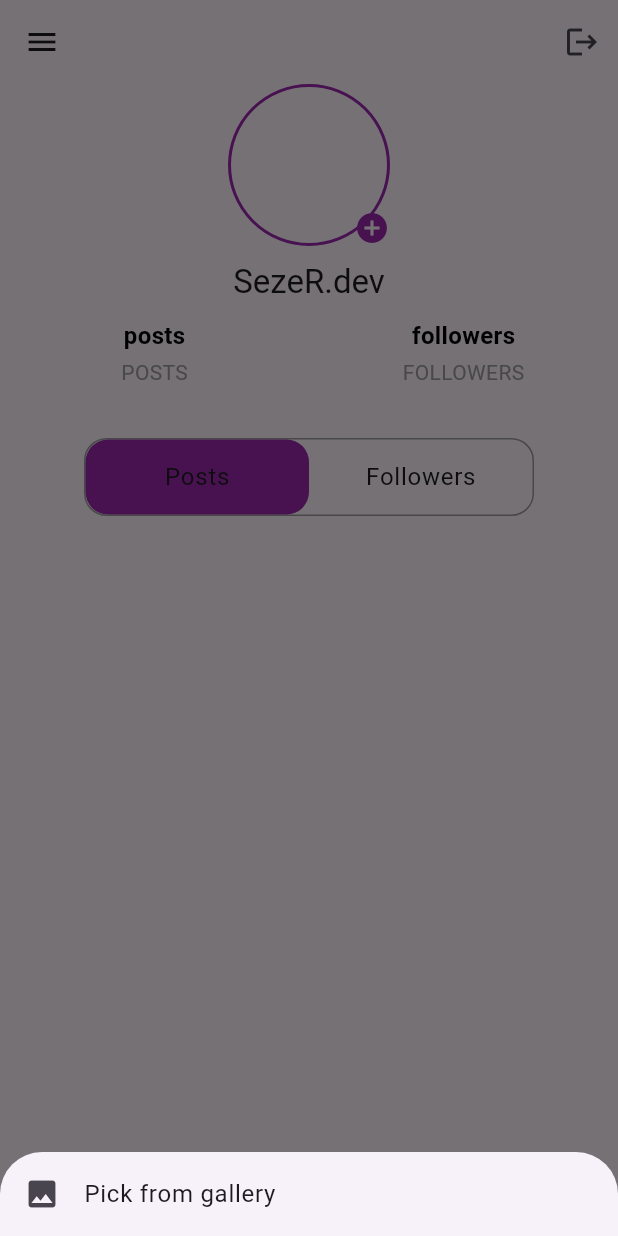
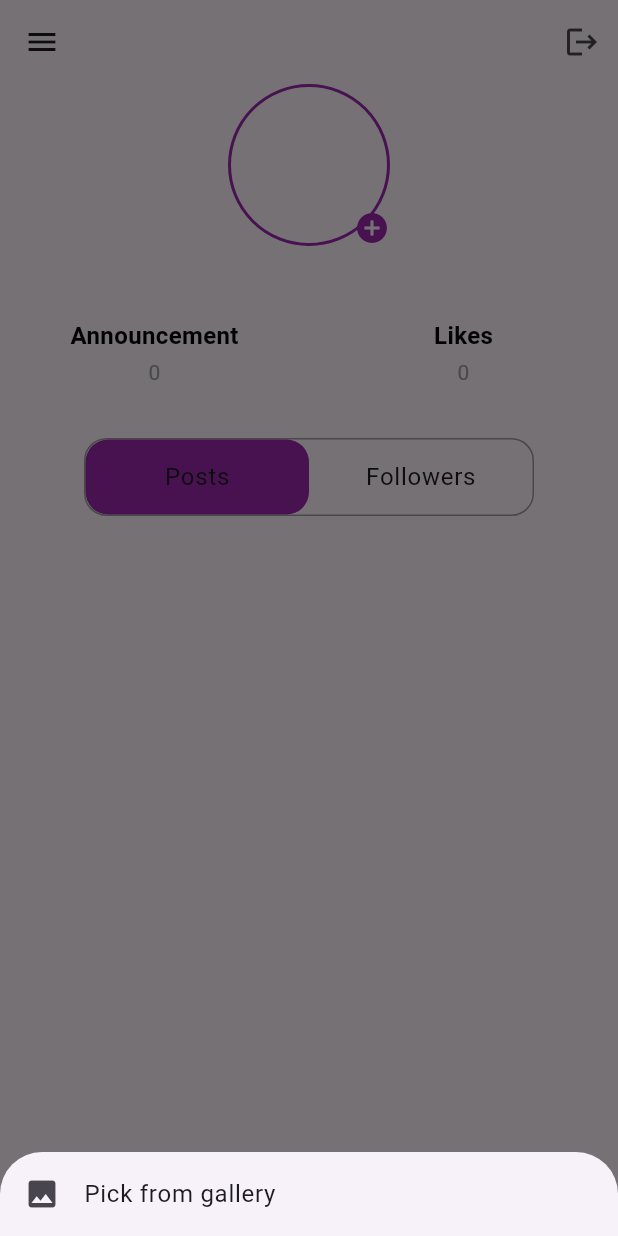
Before and after one commit to Nasibali144/announcement, a Flutter app: the ProfileScreen screen opened directly, after a tap on the "add circle" icon, on a phone screen of 412 x 824 dp. Run offline on Flutter 3.47's test engine with Material 2 defaults, Android fonts, the phone set to English and light mode, and no system bars; our stand-ins replace cached_network_image, carousel_slider, firebase_analytics, firebase_auth, firebase_core, firebase_crashlytics and 6 more; accounts and stored records are empty; network calls fail.

Commit message:
15 - commit

```diff
--- a/lib/domain/repositories/auth_repository.dart
+++ b/lib/domain/repositories/auth_repository.dart
@@ -9,6 +9,7 @@ abstract class AuthRepository {
   Future<User?> signUp(String username, String email, String password);
   Future<void> signOut();
   Future<void> deleteAccount();
+  Future<Member> gerUserInfo();
   User? get user;
 }
 
@@ -57,14 +58,20 @@ class AuthRepositoryImpl implements AuthRepository {
 
   @override
   Future<void> deleteAccount() async {
-    if(user != null) {
-      final uid = user!.uid;
-      await user!.delete();
+    if(auth.currentUser != null) {
+      final uid = auth.currentUser!.uid;
+      await auth.currentUser!.delete();
       final folder = database.ref(Folder.user);
       await folder.child(uid).remove();
     }
   }
 
   @override
+  Future<Member> gerUserInfo() async {
+    final result = await database.ref(Folder.user).child(auth.currentUser!.uid).get();
+    return Member.fromJson(Map<String, Object?>.from(result.value as Map));
+  }
+
+  @override
   User? get user => auth.currentUser;
 }
--- a/lib/presentation/blocs/auth/auth_bloc.dart
+++ b/lib/presentation/blocs/auth/auth_bloc.dart
@@ -1,5 +1,5 @@
+import 'package:announcement/domain/models/member/member_model.dart';
 import 'package:announcement/domain/repositories/auth_repository.dart';
-import 'package:firebase_auth/firebase_auth.dart';
 import 'package:flutter_bloc/flutter_bloc.dart';
 import 'package:freezed_annotation/freezed_annotation.dart';
 
@@ -9,6 +9,7 @@ part 'auth_bloc.freezed.dart';
 
 class AuthBloc extends Bloc<AuthEvent, AuthState> {
   final AuthRepository repository;
+
   AuthBloc({required this.repository}) : super(const AuthInitialState()) {
     on<AuthSignInEvent>(signIn);
     on<AuthSignUpEvent>(signUp);
@@ -18,7 +19,9 @@ class AuthBloc extends Bloc<AuthEvent, AuthState> {
   }
 
   void getAccount(AuthGetAccountEvent event, Emitter emit) async {
-    emit(AuthSuccessState(user: repository.user));
+    emit(const AuthState.loading());
+    final user = await repository.gerUserInfo();
+    emit(AuthSuccessState(user: user));
   }
 
   void deleteAccount(AuthDeleteAccountEvent event, Emitter emit) async {
--- a/lib/presentation/blocs/auth/auth_state.dart
+++ b/lib/presentation/blocs/auth/auth_state.dart
@@ -4,7 +4,7 @@ part of 'auth_bloc.dart';
 class AuthState with _$AuthState {
   const factory AuthState.initial() = AuthInitialState;
   const factory AuthState.loading() = AuthLoadingState;
-  const factory AuthState.success({String? message, User? user}) = AuthSuccessState;
+  const factory AuthState.success({String? message, Member? user}) = AuthSuccessState;
   const factory AuthState.signOutSuccess({String? message}) = SignOutSuccessState;
   const factory AuthState.deleteAccountSuccess({String? message}) = DeleteAccountSuccessState;
   const factory AuthState.failure({required String message}) = AuthFailureState;
--- a/lib/presentation/screens/main_screen.dart
+++ b/lib/presentation/screens/main_screen.dart
@@ -34,7 +34,11 @@ class MainScreen extends StatelessWidget {
       child: MultiBlocProvider(
         providers: [
           BlocProvider<AnnouncementBloc>(create: (context) => locator<AnnouncementBloc>()),
-          BlocProvider<DataBloc>(create: (context) => locator<DataBloc>()..add(const DataCategoryEvent())),
+          BlocProvider<DataBloc>(create: (context) {
+            final dataBloc = locator<DataBloc>();
+            dataBloc.add(const DataCategoryEvent());
+            return dataBloc;
+          }),
         ],
         child: Scaffold(
 
--- a/lib/presentation/screens/profile_screen.dart
+++ b/lib/presentation/screens/profile_screen.dart
@@ -1,30 +1,24 @@
 import 'package:announcement/core/service_locator.dart';
 import 'package:announcement/core/utils.dart';
+import 'package:announcement/domain/repositories/auth_repository.dart';
 import 'package:announcement/presentation/blocs/auth/auth_bloc.dart';
+import 'package:announcement/presentation/blocs/data/data_bloc.dart';
 import 'package:flutter/foundation.dart';
 import 'package:flutter/material.dart';
 import 'package:flutter_bloc/flutter_bloc.dart';
 
+import 'home_screen.dart';
+
 class ProfileScreen extends StatelessWidget {
   ProfileScreen({Key? key}) : super(key: key);
-  final bloc = locator.get<AuthBloc>();
+  final bloc = locator.get<AuthBloc>()..add(const AuthGetAccountEvent());
+  final dataBloc = locator.get<DataBloc>()/*..add(DataMyEvent(locator.get<AuthRepository>().user!.uid))*/;
 
   @override
   Widget build(BuildContext context) {
     return Scaffold(
       /// appbar
       appBar: AppBar(
-        leading: Builder(
-          builder: (context) {
-            return IconButton(
-              onPressed: () {
-                bloc.add(const AuthGetAccountEvent());
-                Scaffold.of(context).openDrawer();
-              },
-              icon: const Icon(Icons.menu),
-            );
-          },
-        ),
         actions: [
           IconButton(
             onPressed: () => bloc.add(const AuthSignOutEvent()),
@@ -45,7 +39,7 @@ class ProfileScreen extends StatelessWidget {
                 }
                 if (state is AuthSuccessState && state.user != null) {
                   return UserAccountsDrawerHeader(
-                    accountName: Text(state.user?.displayName ?? ""),
+                    accountName: Text(state.user?.name ?? ""),
                     accountEmail: Text(state.user?.email ?? ""),
                   );
                 }
@@ -53,8 +47,7 @@ class ProfileScreen extends StatelessWidget {
               },
             ),
             Padding(
-              padding:
-              const EdgeInsets.symmetric(horizontal: 20, vertical: 30),
+              padding: const EdgeInsets.symmetric(horizontal: 20, vertical: 30),
               child: TextButton(
                 onPressed: () => bloc.add(const AuthDeleteAccountEvent()),
                 child: const Text("Delete Account"),
@@ -64,10 +57,14 @@ class ProfileScreen extends StatelessWidget {
         ),
       ),
 
-
       body: Column(
         children: [
-          Column(
+          BlocBuilder<AuthBloc, AuthState>(
+            bloc: bloc,
+            builder: (context, state) {
+              if(state is AuthSuccessState) {
+                final user = state.user!;
+                return Column(
                   children: [
                     /// profile icons
                     Align(
@@ -75,9 +72,7 @@ class ProfileScreen extends StatelessWidget {
                       child: GestureDetector(
                         onTap: () => Util.getImage(
                           context: context,
-                    onTap: () async {
-
-                    },
+                          onTap: () async {},
                         ),
                         child: Stack(
                           children: [
@@ -85,13 +80,14 @@ class ProfileScreen extends StatelessWidget {
                               padding: const EdgeInsets.all(2),
                               decoration: BoxDecoration(
                                 borderRadius: BorderRadius.circular(70),
-                          border: Border.all(width: 2, color: Colors.purple),
+                                border:
+                                Border.all(width: 2, color: Colors.purple),
                               ),
                               child: ClipRRect(
                                   borderRadius: BorderRadius.circular(50),
                                   child: const Image(
                                     image: NetworkImage(
-                                  "https://images.unsplash.com/photo-1526779259212-939e64788e3c?ixlib=rb-4.0.3&ixid=M3wxMjA3fDB8MHxzZWFyY2h8Nnx8ZnJlZSUyMGltYWdlc3xlbnwwfHwwfHx8MA%3D%3D&auto=format&fit=crop&w=500&q=60"),
+                                        "https://img.icons8.com/?size=512&id=23264&format=png"),
                                     width: 100,
                                     height: 100,
                                     fit: BoxFit.cover,
@@ -119,7 +115,7 @@ class ProfileScreen extends StatelessWidget {
 
                     /// user name
                     Text(
-                "SezeR.dev",
+                      user.name,
                       style: Theme.of(context).textTheme.titleLarge,
                     ),
 
@@ -133,9 +129,9 @@ class ProfileScreen extends StatelessWidget {
                             child: Center(
                               child: Column(
                                 children: [
-                            Text(
-                              'posts',
-                              style: const TextStyle(
+                                  const Text(
+                                    'Announcement',
+                                    style: TextStyle(
                                         color: Colors.black,
                                         fontSize: 16,
                                         fontWeight: FontWeight.bold),
@@ -143,9 +139,9 @@ class ProfileScreen extends StatelessWidget {
                                   const SizedBox(
                                     height: 3,
                                   ),
-                            const Text(
-                              'POSTS',
-                              style: TextStyle(
+                                  Text(
+                                    user.announcements.length.toString(),
+                                    style: const TextStyle(
                                         color: Colors.grey,
                                         fontSize: 14,
                                         fontWeight: FontWeight.normal),
@@ -158,9 +154,9 @@ class ProfileScreen extends StatelessWidget {
                             child: Center(
                               child: Column(
                                 children: [
-                            Text(
-                              "followers".toString(),
-                              style: const TextStyle(
+                                  const Text(
+                                    "Likes",
+                                    style: TextStyle(
                                         color: Colors.black,
                                         fontSize: 16,
                                         fontWeight: FontWeight.bold),
@@ -168,9 +164,9 @@ class ProfileScreen extends StatelessWidget {
                                   const SizedBox(
                                     height: 3,
                                   ),
-                            const Text(
-                              'FOLLOWERS',
-                              style: TextStyle(
+                                  Text(
+                                    user.likes.length.toString(),
+                                    style: const TextStyle(
                                         color: Colors.grey,
                                         fontSize: 14,
                                         fontWeight: FontWeight.normal),
@@ -230,21 +226,45 @@ class ProfileScreen extends StatelessWidget {
                     ),
                     const SizedBox(height: 5),
                   ],
+                );
+              }
+
+              return const SizedBox.shrink();
+            },
           ),
-          // BlocBuilder<DataBloc, DataState>(
-          //   bloc: context.read<DataBloc>(),
-          //   builder: (context, state) {
-          //     return ListView.builder(
-          //       shrinkWrap: true,
-          //       padding: const EdgeInsets.all(16),
-          //       itemCount: state.data.length,
-          //       itemBuilder: (_, i) {
-          //         final category = state.categories.firstWhere((element) => element.id == state.data[i].categoryId);
-          //         return  AnnouncementFeed(item: state.data[i], category: category,);
-          //       },
-          //     );
-          //   },
-          // ),
+
+          BlocBuilder<DataBloc, DataState>(
+            bloc: dataBloc,
+            builder: (context, state) {
+              if(state.status == DataStatus.successMy) {
+                return Expanded(
+                  child: ListView.builder(
+                    padding: const EdgeInsets.all(16),
+                    shrinkWrap: true,
+                    itemCount: state.myData.length,
+                    itemBuilder: (_, i) {
+                      /// TODO: this code maybe remove in the future
+                      final category = state.categories.firstWhere((element) => element.id == state.myData[i].categoryId);
+
+                      final data = state.myData;
+                      return AnnouncementFeed(
+                        item: data[i],
+                        category: category,
+                      );
+                    },
+                  ),
+                );
+              }
+
+              if (state.status == DataStatus.loading) {
+                return const Center(
+                  child: CircularProgressIndicator(),
+                );
+              }
+
+              return const SizedBox.shrink();
+            },
+          )
         ],
       ),
     );
```
Also changed, not shown: lib/presentation/blocs/observer.dart (+4 -4 lines), lib/presentation/screens/home_screen.dart (+6 -3 lines), lib/presentation/blocs/auth/auth_bloc.freezed.dart. Lines whose indentation alone changed are shown as unchanged.
